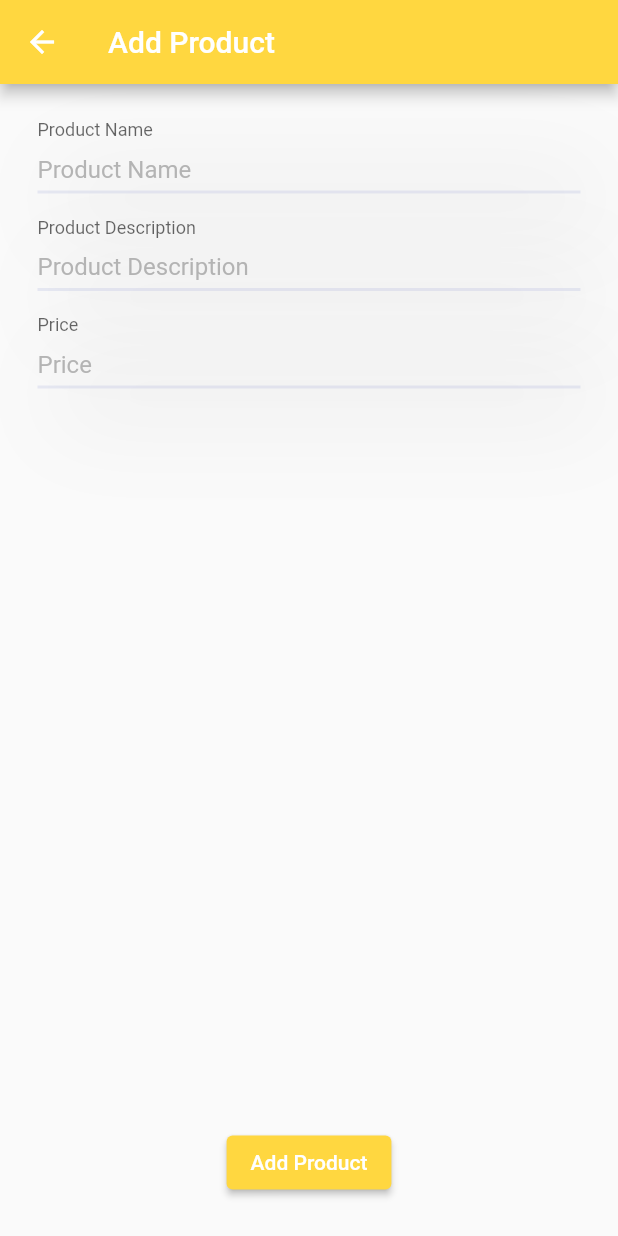
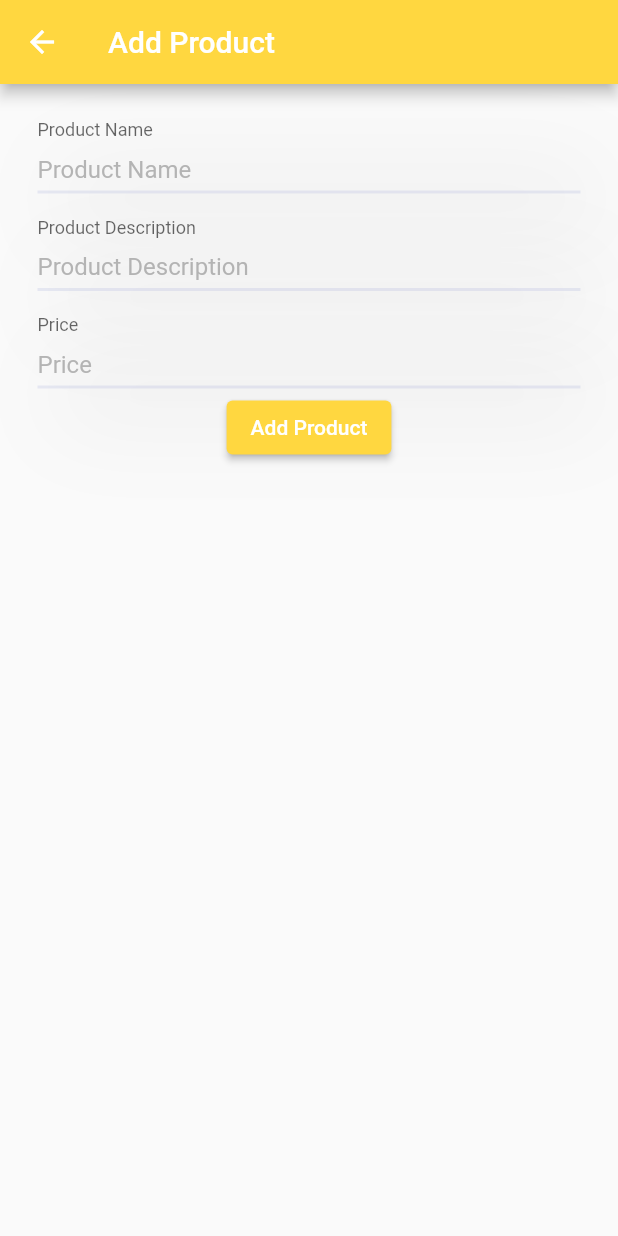
Before and after one commit to shadwan/flutter_ecommerce, a Flutter app: the AdminAddProductPage screen opened directly, on a phone screen of 412 x 824 dp. Run offline on Flutter 3.47's test engine with Material 2 defaults, Android fonts, the phone set to English and light mode, and no system bars; our stand-ins replace cloud_firestore, firebase_auth, firebase_core, flutter_riverpod; missing offline and left inert: firebase_ui_auth; accounts and stored records are empty.

```diff
--- a/lib/app/pages/admin/admin_add_product.dart
+++ b/lib/app/pages/admin/admin_add_product.dart
@@ -24,6 +24,7 @@ class _AdminAddProductPageState extends ConsumerState<AdminAddProductPage> {
       ),
       body: Padding(
         padding: const EdgeInsets.all(25.0),
+        child: SingleChildScrollView(
           child: Column(
             children: [
               CustomInputFieldFb1(
@@ -43,12 +44,12 @@ class _AdminAddProductPageState extends ConsumerState<AdminAddProductPage> {
                 hintText: 'Price',
                 labelText: 'Price',
               ),
-            const Spacer(),
               ElevatedButton(
                 onPressed: () => _addProduct(),
                 child: const Text("Add Product"),
               )
             ],
+          ),
         ),
       ),
     );
```
Also changed, not shown: 2 other files. Lines whose indentation alone changed are shown as unchanged.
